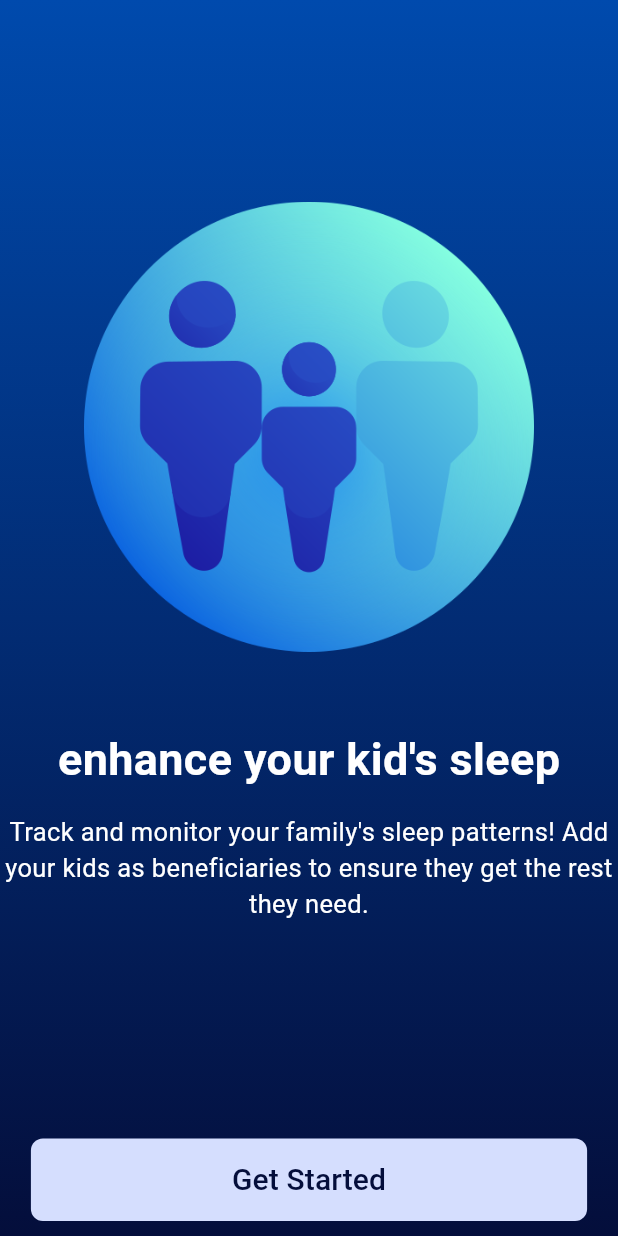
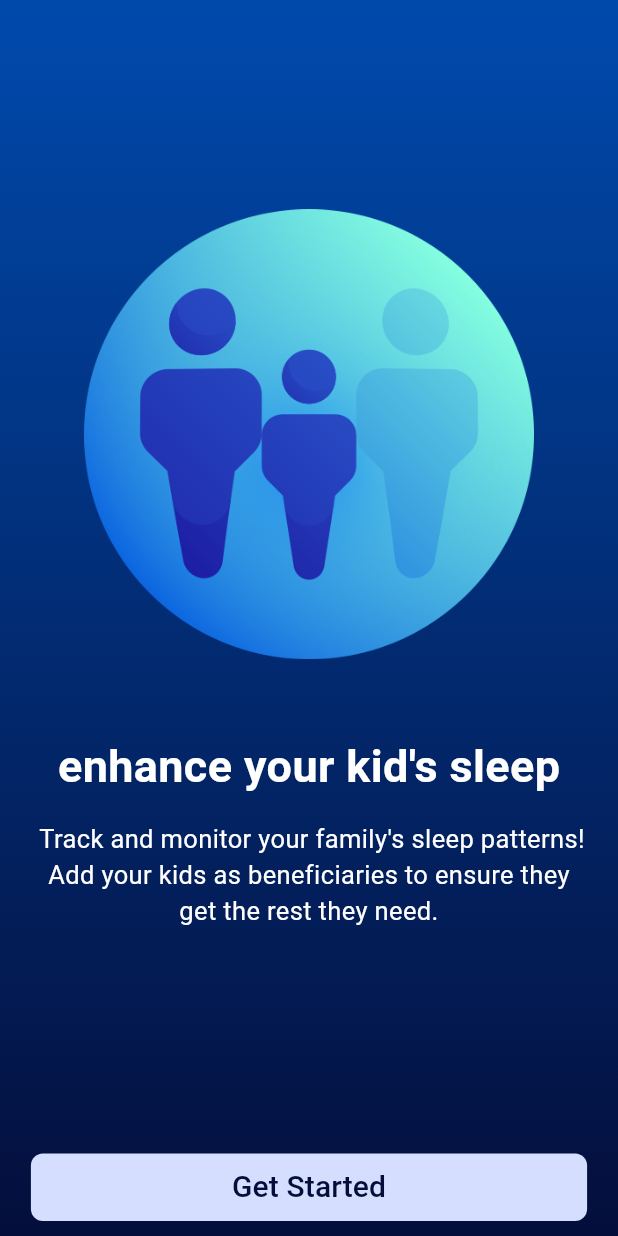
Before and after one commit to xrubaEid/2024-GP_4, a Flutter app: the screen it shows after launch, swiped to page 3, on a phone screen of 412 x 824 dp. Run offline on Flutter 3.47's test engine with Material 3 defaults, Android fonts, the phone set to English and light mode, and no system bars; our stand-ins replace cloud_firestore, firebase_auth, firebase_core, flutter_settings_screens, get, get_storage and 4 more; accounts and stored records are empty.

Commit message:
add onboarding files

```diff
--- a/sleepwell/lib/screens/onboarding_data.dart
+++ b/sleepwell/lib/screens/onboarding_data.dart
@@ -15,7 +15,7 @@ class OnboardingData{
 
     OnboardingInfo(
         title: "enhance your kid's sleep",
-        descriptions: "Track and monitor your family's sleep patterns! Add your kids as beneficiaries to ensure they get the rest they need.",
+        descriptions: " Track and monitor your family's sleep patterns! Add your kids as beneficiaries to ensure they get the rest they need.",
         image: "assets/USERICON.png"),
 
 
--- a/sleepwell/lib/screens/onboarding_screen.dart
+++ b/sleepwell/lib/screens/onboarding_screen.dart
@@ -49,11 +49,15 @@ class _OnboardingScreenState extends State<OnboardingScreen> {
                         style: TextStyle(color: Colors.white, fontSize: 30, fontWeight: FontWeight.bold),
                       ),
                       const SizedBox(height: 15),
-                      Text(
+                      Padding(
+                     padding: EdgeInsets.symmetric(horizontal: 20),
+                    child: Text(
                         controller.items[index].descriptions,
                         style: const TextStyle(color: Colors.white, fontSize: 17),
                         textAlign: TextAlign.center,
+
                       ),
+                      )
                     ],
                   );
                 },
@@ -122,7 +126,7 @@ class _OnboardingScreenState extends State<OnboardingScreen> {
         color: const Color(0xffd5defe),
       ),
       width: MediaQuery.of(context).size.width * .9,
-      height: 55,
+      height: 45,
       child: TextButton(
         onPressed: () async {
           final prefs = await SharedPreferences.getInstance();
```
